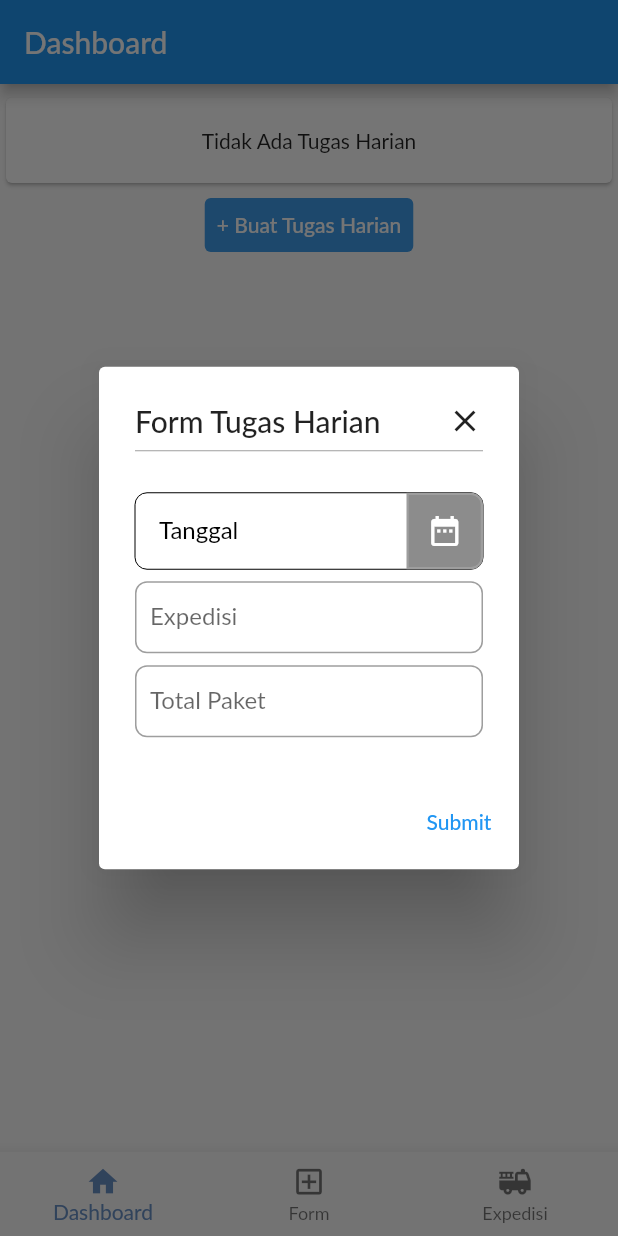
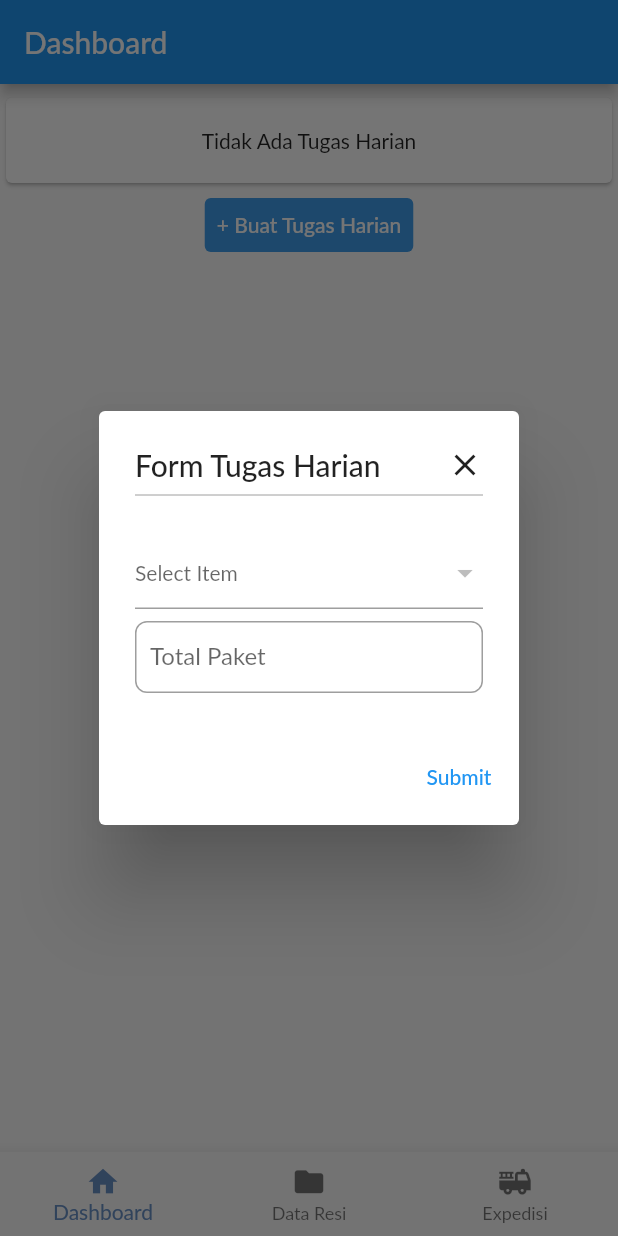
Before and after one commit to fuadrivai/receipt_online, a Flutter app: the screen it shows after launch, item 2 of the bottom bar chosen, after a tap on "+ Buat Tugas Harian", on a phone screen of 412 x 824 dp. Run offline on Flutter 3.47's test engine with Material 2 defaults, Android fonts, the phone set to English and light mode, and no system bars; our stand-ins replace dio, equatable, flutter_bloc, font_awesome_flutter, get_it, jiffy and 6 more; missing offline and left inert: confirm_dialog, flutter_barcode_listener, flutter_barcode_scanner; generated files the repository leaves out were written again; network calls fail; Roboto replaces fonts that are missing (Lato).

Commit message:
cleaning daily task

```diff
--- a/lib/screen/daily_task/bloc/daily_task_bloc.dart
+++ b/lib/screen/daily_task/bloc/daily_task_bloc.dart
@@ -8,6 +8,7 @@ import 'package:receipt_online_shop/model/daily_task.dart';
 import 'package:receipt_online_shop/model/receipt.dart';
 import 'package:receipt_online_shop/screen/daily_task/data/daily_task_api.dart';
 import 'package:receipt_online_shop/screen/daily_task/data/expedition_enum.dart';
+import 'package:receipt_online_shop/screen/expedition/data/expedition.dart';
 
 part 'daily_task_event.dart';
 part 'daily_task_state.dart';
--- a/lib/screen/daily_task/data/expedition_enum.dart
+++ b/lib/screen/daily_task/data/expedition_enum.dart
@@ -15,9 +15,11 @@ class ValidExpedition {
   static bool lex(String data) {
     if (data.length < 15) {
       return false;
-    } else if ((data.contains("LXAD")) ||
-        (data.contains("JNAP")) ||
-        (data.contains("NLIDAP"))) {
+    } else if (data.contains("LXAD") || data.contains("lxad")) {
+      return true;
+    } else if (data.contains("JNAP") || data.contains("jnap")) {
+      return true;
+    } else if (data.contains("NLIDAP") || data.contains("nlidap")) {
       return true;
     } else {
       return false;
--- a/lib/screen/daily_task/screen/daily_pdf_preview.dart
+++ b/lib/screen/daily_task/screen/daily_pdf_preview.dart
@@ -6,7 +6,6 @@ import 'package:pdf/pdf.dart';
 import 'package:pdf/widgets.dart' as pw;
 import 'package:printing/printing.dart';
 import 'package:receipt_online_shop/model/daily_task.dart';
-import 'package:receipt_online_shop/model/receipt.dart';
 
 class DailyPdfPreviewScreen extends StatefulWidget {
   final DailyTask dailyTask;
@@ -242,6 +241,7 @@ class _DailyPdfPreviewScreenState extends State<DailyPdfPreviewScreen> {
   }
 
   _appenTableRow() {
+    // List<String> tableData = [];
     tableRow.add(
       pw.TableRow(
         children: tableHeader.map((e) => pw.Text(e)).toList(),
--- a/lib/screen/daily_task/screen/daily_task_screen.dart
+++ b/lib/screen/daily_task/screen/daily_task_screen.dart
@@ -5,7 +5,6 @@ import 'package:flutter_barcode_scanner/flutter_barcode_scanner.dart';
 import 'package:flutter_bloc/flutter_bloc.dart';
 import 'package:font_awesome_flutter/font_awesome_flutter.dart';
 import 'package:jiffy/jiffy.dart';
-import 'package:receipt_online_shop/model/daily_task.dart';
 import 'package:receipt_online_shop/screen/daily_task/bloc/daily_task_bloc.dart';
 import 'package:receipt_online_shop/screen/daily_task/screen/daily_pdf_preview.dart';
 import 'package:receipt_online_shop/screen/daily_task/screen/search_daily_task.dart';
--- a/lib/screen/expedition/screen/expedition_screen.dart
+++ b/lib/screen/expedition/screen/expedition_screen.dart
@@ -12,7 +12,6 @@ class ExpeditionScreen extends StatefulWidget {
 }
 
 class _ExpeditionScreenState extends State<ExpeditionScreen> {
-  final TextEditingController _expeditionController = TextEditingController();
   final _formKey = GlobalKey<FormState>();
 
   @override
--- a/lib/screen/home/bloc/home_bloc.dart
+++ b/lib/screen/home/bloc/home_bloc.dart
@@ -2,6 +2,8 @@ import 'package:equatable/equatable.dart';
 import 'package:receipt_online_shop/model/daily_task.dart';
 import 'package:receipt_online_shop/screen/daily_task/data/daily_task_api.dart';
 import 'package:flutter_bloc/flutter_bloc.dart';
+import 'package:receipt_online_shop/screen/expedition/data/expedition.dart';
+import 'package:receipt_online_shop/screen/expedition/data/expedition_api.dart';
 
 part 'home_event.dart';
 part 'home_state.dart';
@@ -14,6 +16,11 @@ class HomeBloc extends Bloc<HomeEvent, HomeState> {
         HomeState homeState = await _getExpedition(event, emit);
         emit(homeState);
       }
+      if (event is DailyTaskOnSave) {
+        emit(const HomeState(isLoading: true));
+        HomeState homeState = await _dailyTaskOnSave(event, emit);
+        emit(homeState);
+      }
     });
   }
 
@@ -21,9 +28,27 @@ class HomeBloc extends Bloc<HomeEvent, HomeState> {
       GetCurrentDailyTask event, Emitter<HomeState> emit) async {
     try {
       List<DailyTask> dailyTasks = await DailyTaskApi.findCurrentDailyTask();
-      emit(HomeState(dailyTasks: dailyTasks, isLoading: false));
+      List<Expedition> expeditions = await ExpeditionApi.findAll();
+      emit(HomeState(
+          dailyTasks: dailyTasks, expeditions: expeditions, isLoading: false));
       return state.copyWith(
         dailyTasks: dailyTasks,
+        expeditions: expeditions,
+        isLoading: false,
+      );
+    } catch (e) {
+      emit(const HomeState(isLoading: false));
+      return state.copyWith(isLoading: false);
+    }
+  }
+
+  Future<HomeState> _dailyTaskOnSave(
+      DailyTaskOnSave event, Emitter<HomeState> emit) async {
+    try {
+      DailyTask dailyTask = await DailyTaskApi.post(event.dailyTask);
+      emit(HomeState(dailyTask: dailyTask, isLoading: false));
+      return state.copyWith(
+        dailyTask: dailyTask,
         isLoading: false,
       );
     } catch (e) {
--- a/lib/screen/home/bloc/home_event.dart
+++ b/lib/screen/home/bloc/home_event.dart
@@ -7,3 +7,13 @@ abstract class HomeEvent {
 class GetCurrentDailyTask extends HomeEvent {
   GetCurrentDailyTask();
 }
+
+class OnChangeTotal extends HomeEvent {
+  int total;
+  OnChangeTotal(this.total);
+}
+
+class DailyTaskOnSave extends HomeEvent {
+  DailyTask dailyTask;
+  DailyTaskOnSave(this.dailyTask);
+}
--- a/lib/screen/home/bloc/home_state.dart
+++ b/lib/screen/home/bloc/home_state.dart
@@ -2,19 +2,27 @@ part of 'home_bloc.dart';
 
 class HomeState extends Equatable {
   final List<DailyTask>? dailyTasks;
+  final DailyTask? dailyTask;
+  final List<Expedition>? expeditions;
   final bool isLoading;
 
   const HomeState({
     this.dailyTasks,
+    this.dailyTask,
+    this.expeditions,
     this.isLoading = false,
   });
 
   HomeState copyWith({
     dailyTasks,
+    dailyTask,
+    expeditions,
     isLoading,
   }) {
     return HomeState(
       dailyTasks: dailyTasks,
+      dailyTask: dailyTask,
+      expeditions: expeditions,
       isLoading: isLoading ?? this.isLoading ?? false,
     );
   }
@@ -22,6 +30,8 @@ class HomeState extends Equatable {
   @override
   List<Object?> get props => [
         dailyTasks,
+        dailyTask,
+        expeditions,
         isLoading,
       ];
 }
--- a/lib/screen/home/screen/home_screen.dart
+++ b/lib/screen/home/screen/home_screen.dart
@@ -1,5 +1,6 @@
 import 'package:flutter/material.dart';
 import 'package:receipt_online_shop/screen/daily_task/screen/daily_task_screen.dart';
+import 'package:receipt_online_shop/screen/expedition/data/expedition.dart';
 import 'package:receipt_online_shop/screen/home/bloc/home_bloc.dart';
 import 'package:flutter_bloc/flutter_bloc.dart';
 import 'package:receipt_online_shop/widget/loading_screen.dart';
@@ -15,6 +16,7 @@ class HomeScreen extends StatefulWidget {
 
 class _HomeScreenState extends State<HomeScreen> {
   final _formKey = GlobalKey<FormState>();
+  Expedition? expedition;
   @override
   void initState() {
     context.read<HomeBloc>().add(GetCurrentDailyTask());
@@ -99,7 +101,9 @@ class _HomeScreenState extends State<HomeScreen> {
                               backgroundColor:
                                   const Color.fromARGB(255, 63, 157, 235),
                             ),
-                            onPressed: _formDialog,
+                            onPressed: () {
+                              _formDialog(state);
+                            },
                             child: const Text(
                               "+ Buat Tugas Harian",
                               style: TextStyle(color: Colors.white),
@@ -119,7 +123,7 @@ class _HomeScreenState extends State<HomeScreen> {
     context.read<HomeBloc>().add(GetCurrentDailyTask());
   }
 
-  _formDialog() {
+  _formDialog(HomeState state) {
     return showDialog(
       context: context,
       builder: (BuildContext context) {
@@ -148,23 +152,34 @@ class _HomeScreenState extends State<HomeScreen> {
                 child: Column(
                   mainAxisSize: MainAxisSize.min,
                   children: <Widget>[
-                    TextFormField(
-                      readOnly: true,
-                      decoration: TextFormDecoration.dateBox("Tanggal"),
-                      onTap: () {
-                        showDatePicker(
-                          context: context,
-                          initialDate: DateTime.now(),
-                          firstDate: DateTime(1990),
-                          lastDate: DateTime(3000),
-                        ).then((value) {
-                          print(value);
-                        });
-                      },
-                    ),
-                    const SizedBox(height: 8),
-                    TextFormField(
-                      decoration: TextFormDecoration.box("Expedisi"),
+                    DropdownButtonHideUnderline(
+                      child: DropdownButtonFormField(
+                        isExpanded: true,
+                        hint: Text(
+                          'Select Item',
+                          style: TextStyle(
+                            fontSize: 14,
+                            color: Theme.of(context).hintColor,
+                          ),
+                        ),
+                        items: (state.expeditions ?? [])
+                            .map((item) => DropdownMenuItem<Expedition>(
+                                  value: item,
+                                  child: Text(
+                                    item.name ?? "--",
+                                    style: const TextStyle(
+                                      fontSize: 14,
+                                    ),
+                                  ),
+                                ))
+                            .toList(),
+                        value: expedition,
+                        onChanged: (Expedition? value) {
+                          setState(() {
+                            expedition = value;
+                          });
+                        },
+                      ),
                     ),
                     const SizedBox(height: 8),
                     TextFormField(
@@ -179,7 +194,9 @@ class _HomeScreenState extends State<HomeScreen> {
             TextButton(
                 child: const Text("Submit"),
                 onPressed: () {
-                  // your code
+                  context
+                      .read<HomeBloc>()
+                      .add(DailyTaskOnSave(state.dailyTask!));
                 })
           ],
         );
--- a/lib/service/restclient.dart
+++ b/lib/service/restclient.dart
@@ -25,6 +25,9 @@ abstract class RestClient {
   @GET("daily-task/{id}")
   Future<DailyTask> dailyTaskFindById(@Path() int id);
 
+  @POST("daily-task")
+  Future<DailyTask> postDailyTask(@Body() DailyTask dailyTask);
+
   @GET("expedition")
   Future<List<Expedition>> findAllExpedition();
 
--- a/lib/widget/bottom_navigation.dart
+++ b/lib/widget/bottom_navigation.dart
@@ -32,9 +32,9 @@ class _BottomNavigationState extends State<BottomNavigation> {
             ),
           ),
           BottomNavigationBarItem(
-            label: "Form",
+            label: "Data Resi",
             icon: Icon(
-              Icons.add_box_outlined,
+              Icons.folder,
               size: 23.0,
             ),
           ),
--- a/pubspec.yaml
+++ b/pubspec.yaml
@@ -53,6 +53,7 @@ dependencies:
   path_provider: ^2.0.11
   pdf: ^3.8.3
   confirm_dialog: ^1.0.1
+  dropdown_button2: ^1.8.2
 
 dev_dependencies:
   flutter_test:
```
Also changed, not shown: lib/screen/daily_task/bloc/daily_task_event.dart (+10 -0 lines), lib/service/restclient.g.dart, pubspec.lock.
